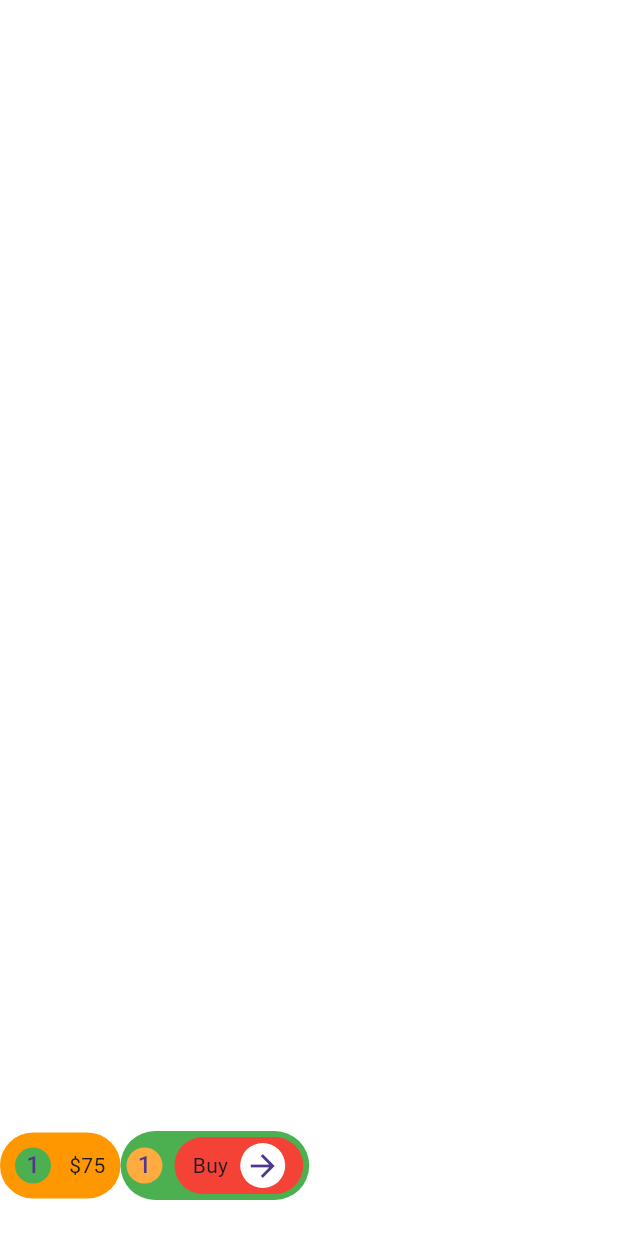
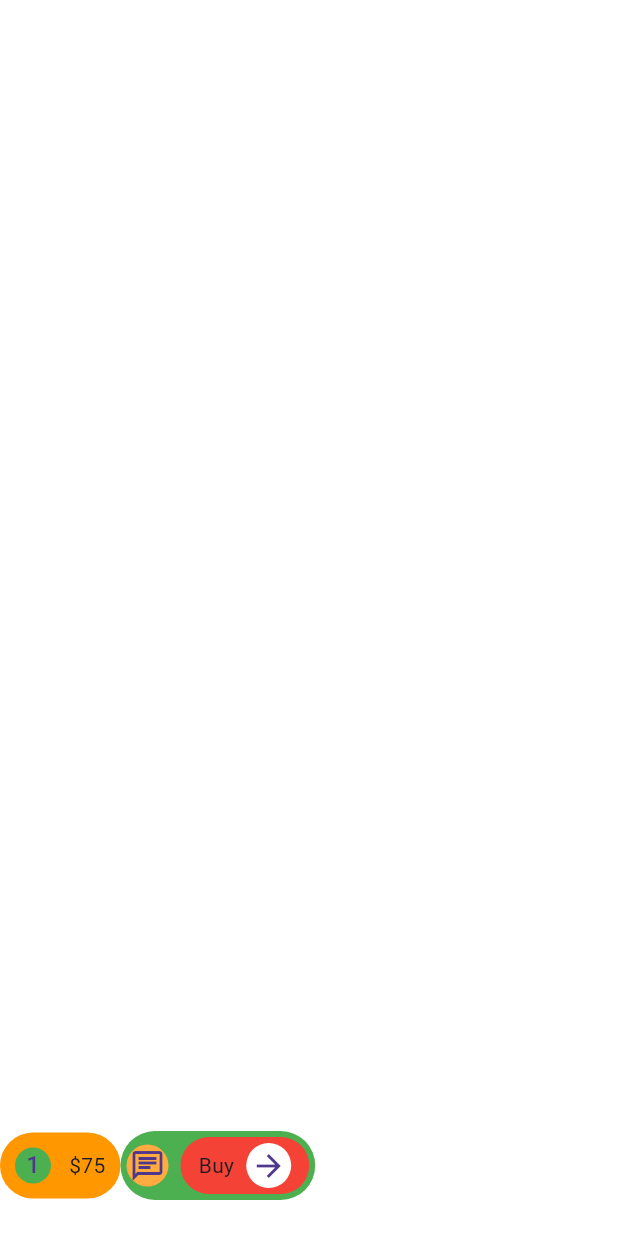
Before and after one commit to JAICHANGPARK/flutter_notebook_chapter_43, a Flutter app: the MarketplaceCartPage screen opened directly, on a phone screen of 412 x 824 dp. Run offline on Flutter 3.47's test engine with Material 3 defaults, Android fonts, the phone set to English and light mode, and no system bars; our stand-ins replace gap, hugeicons.

Commit message:
Update marketplace_cart_page.dart

```diff
--- a/lib/ep2168_marketplace_app/ui/marketplace_cart_page.dart
+++ b/lib/ep2168_marketplace_app/ui/marketplace_cart_page.dart
@@ -78,14 +78,16 @@ class _MarketplaceCartPageState extends State<MarketplaceCartPage> {
                       horizontal: 4,
                       vertical: 4,
                     ),
-                    child: Row(spacing: 8,
+                    child: Row(
+                      spacing: 8,
                       children: [
                         CircleAvatar(
-                          radius: 12,
+                          radius: 14,
                           backgroundColor: Colors.orangeAccent,
-                          child: Text("1"),
+                          child: Icon(
+                            Icons.chat_outlined,
+                          ),
                         ),
-
                         Container(
                           padding: EdgeInsets.symmetric(horizontal: 12, vertical: 4),
                           decoration: ShapeDecoration(
@@ -96,7 +98,6 @@ class _MarketplaceCartPageState extends State<MarketplaceCartPage> {
                             spacing: 8,
                             children: [
                               Text("Buy"),
-
                               CircleAvatar(
                                 radius: 15,
                                 backgroundColor: Colors.white,
```
